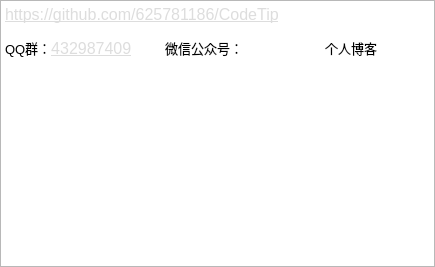
This is ui/aboutMe.ui in qtpy-app/CodeTip as Qt 5 draws it before an edit. The edited form follows.
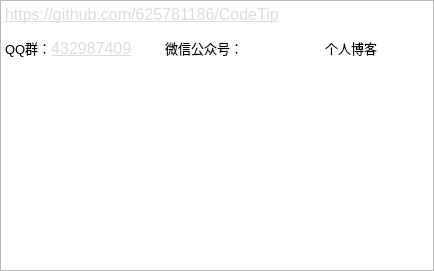
This is the edited form. Icons and pictures are not drawn.

The edit to the form file:
```diff
--- a/ui/aboutMe.ui
+++ b/ui/aboutMe.ui
@@ -6,8 +6,8 @@
    <rect>
     <x>0</x>
     <y>0</y>
-    <width>435</width>
-    <height>267</height>
+    <width>434</width>
+    <height>271</height>
    </rect>
   </property>
   <property name="windowTitle">
@@ -38,7 +38,7 @@
       <widget class="QWidget" name="page">
        <layout class="QVBoxLayout" name="verticalLayout_2">
         <property name="spacing">
-         <number>2</number>
+         <number>0</number>
         </property>
         <property name="leftMargin">
          <number>0</number>
```
Left out of the diff: 2 changed lines with no effect on the pictures.
